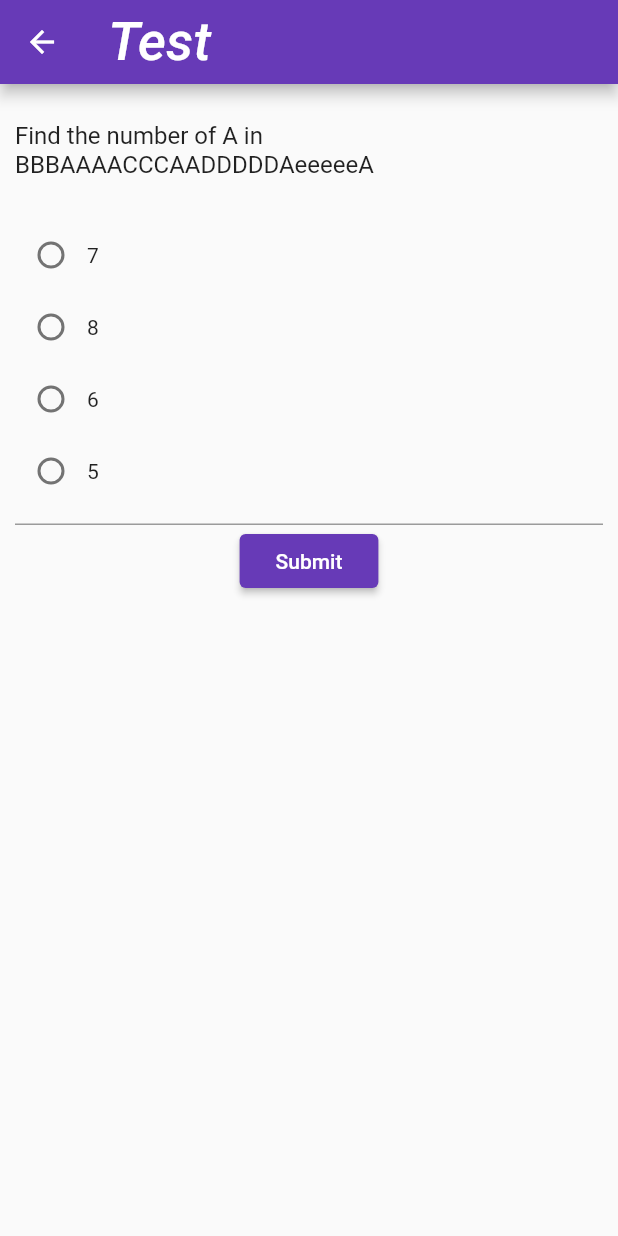
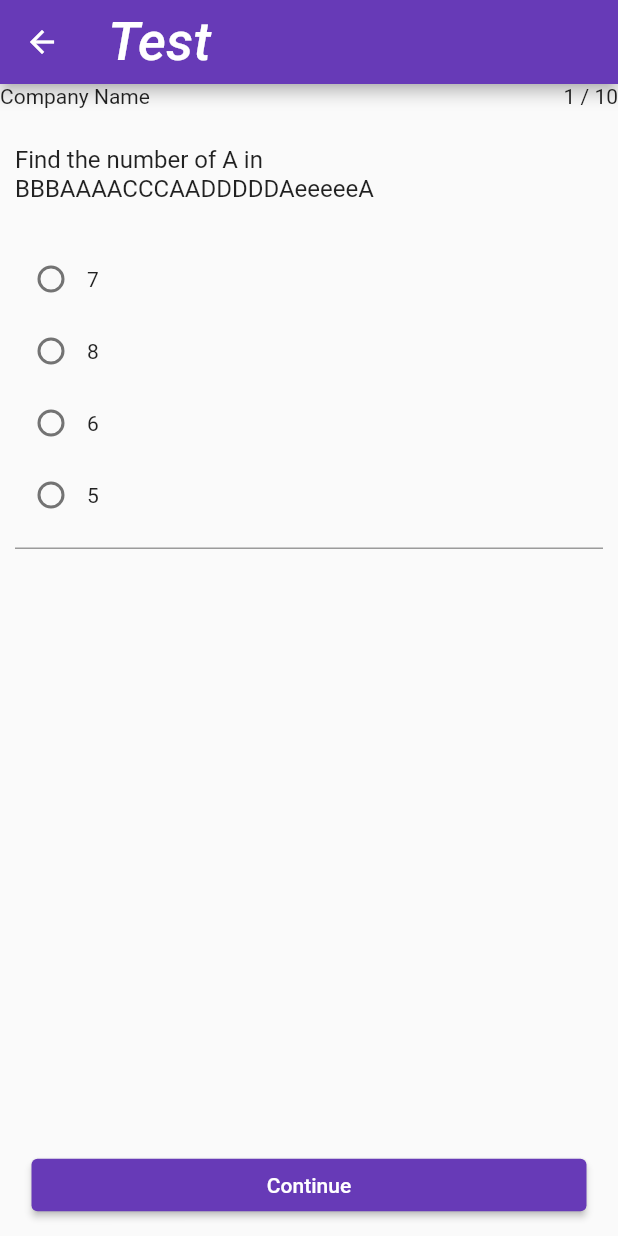
Before and after one commit to Amanullahgit/flutter_phone_authentication, a Flutter app: the QuestionJourney screen opened directly, on a phone screen of 412 x 824 dp. Run offline on Flutter 3.47's test engine with Material 2 defaults, Android fonts, the phone set to English and light mode, and no system bars; drawn by our look-alikes of flutter_form_builder; our stand-ins replace animated_splash_screen, camera, firebase_auth, firebase_core, flutter_svg, pinput and 2 more; accounts and stored records are empty; network calls fail; Roboto replaces fonts that are missing (Corben, Hind).

Commit message:
Styles on question journey

```diff
--- a/lib/form_builder/json_schema.dart
+++ b/lib/form_builder/json_schema.dart
@@ -5,6 +5,7 @@ import 'package:provider/provider.dart';
 
 import 'package:meta/meta.dart';
 import './../models/eligibility.dart';
+import './../widgets/button_widget.dart';
 
 // INFO: JsonSchema can build "a screen" form using json
 // Valid input json, that JsonSchema operated on
@@ -84,7 +85,7 @@ class _CoreFormState extends State<JsonSchema> {
           // Show loader while image is being loaded
           Image.network(
             imgURL,
-            height: 160,
+            height: 140,
             fit: BoxFit.fill,
             loadingBuilder: (BuildContext context, Widget child,
                 ImageChunkEvent loadingProgress) {
@@ -120,6 +121,7 @@ class _CoreFormState extends State<JsonSchema> {
           decoration: InputDecoration(
             border: OutlineInputBorder(),
             labelText: item['labelText'],
+
             // helperText: 'Helper text',
             // hintText: 'Hint text',
           ),
@@ -212,9 +214,13 @@ class _CoreFormState extends State<JsonSchema> {
 
   @override
   Widget build(BuildContext context) {
-    return Padding(
+    return Expanded(
+      flex: 1,
+      child: Padding(
         padding: const EdgeInsets.all(10.0),
-      child: Column(children: <Widget>[
+        child: Column(
+            mainAxisAlignment: MainAxisAlignment.spaceBetween,
+            children: <Widget>[
               // Text(question),
               FormBuilder(
                   key: _formKey,
@@ -223,11 +229,12 @@ class _CoreFormState extends State<JsonSchema> {
                       formGeneral['autoValidated'] ?? AutovalidateMode.disabled,
                   skipDisabled: true,
                   child: Column(
+                    mainAxisAlignment: MainAxisAlignment.spaceBetween,
                     crossAxisAlignment: CrossAxisAlignment.stretch,
                     children: jsonToForm(),
                   )),
-        MaterialButton(
-          color: Theme.of(context).colorScheme.secondary,
+              RoundedButtonWidget(
+                buttonText: 'Continue',
                 onPressed: () {
                   // Responsibilities of Screen's form submit
                   // 1. update model => assignMark
@@ -247,7 +254,9 @@ class _CoreFormState extends State<JsonSchema> {
                       // Assign mark to answers
                       context.read<ExamEvaluateModal>().assignMark(field, ans);
 
-                print(context.read<ExamEvaluateModal>().question_answer_mark);
+                      print(context
+                          .read<ExamEvaluateModal>()
+                          .question_answer_mark);
 
                       // INFO: Works but not a good place to declare
                       // final model = Provider.of<ExamEvaluateModal>(context);
@@ -261,12 +270,9 @@ class _CoreFormState extends State<JsonSchema> {
                     print('validation failed');
                   }
                 },
-          child: const Text(
-            'Submit',
-            style: TextStyle(color: Colors.white),
-          ),
               ),
             ]),
+      ),
     );
   }
 }
--- a/lib/form_builder/ques_journey.dart
+++ b/lib/form_builder/ques_journey.dart
@@ -57,9 +57,16 @@ class _QuestionJourneyState extends State<QuestionJourney> {
     return new Scaffold(
         appBar: new AppBar(
             title: new Text("Test"), automaticallyImplyLeading: true),
-        body: new SingleChildScrollView(
-            child: new Center(
-                child: new Column(children: <Widget>[
+        body: new Column(
+            mainAxisAlignment: MainAxisAlignment.spaceBetween,
+            children: <Widget>[
+              Row(
+                mainAxisAlignment: MainAxisAlignment.spaceBetween,
+                children: [
+                  Text("Company Name"),
+                  Text("${widget.screenIndex + 1} / ${_getScreenCount()}")
+                ],
+              ),
               JsonSchema(
                   // INFO: response here is context
                   onSubmitSave: (dynamic response) {
@@ -72,8 +79,10 @@ class _QuestionJourneyState extends State<QuestionJourney> {
                     // TODO: This condition should be tight
                     // When screenIndex == _getScreenCount() index error occur
                     if (widget.screenIndex == _getScreenCount() - 1) {
-                  Navigator.push(context,
-                      MaterialPageRoute(builder: (context) => new Congrates()));
+                      Navigator.push(
+                          context,
+                          MaterialPageRoute(
+                              builder: (context) => new Congrates()));
                     } else {
                       Navigator.push(
                           context,
@@ -83,7 +92,7 @@ class _QuestionJourneyState extends State<QuestionJourney> {
                     }
                   },
                   form: _getFormScreen()),
-        ]))));
+            ]));
   }
 
   @override
```
Lines whose indentation alone changed are shown as unchanged.
